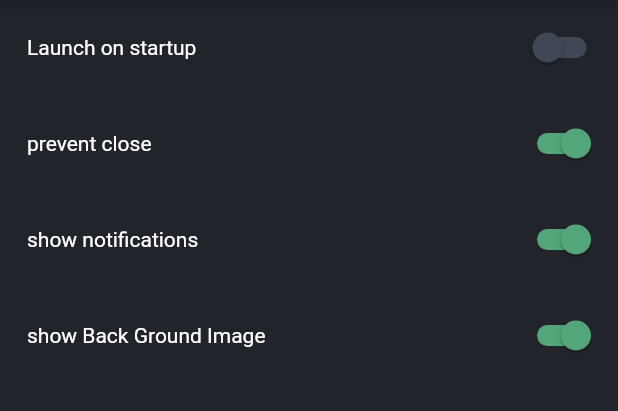
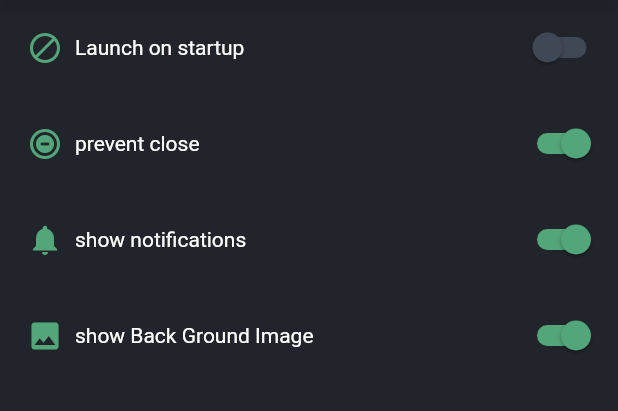
Before and after one commit to netharuM/auto-bell, a Flutter app: the SettingsPage screen opened directly, tab 2 chosen, on a phone screen of 412 x 824 dp, the part 113-524 px from its top. Run offline on Flutter 3.47's test engine with Material 2 defaults, Android fonts, the phone set to English and light mode, and no system bars; our stand-ins replace file_picker, just_audio, shared_preferences, sqflite, sqflite_common_ffi; missing offline and left inert: bitsdojo_window, launch_at_startup, local_notifier, system_tray, window_manager; accounts and stored records are empty; statements that could not run were skipped.

Commit message:
added icons

```diff
--- a/lib/pages/bells_page.dart
+++ b/lib/pages/bells_page.dart
@@ -132,8 +132,8 @@ class _BellPageState extends State<BellPage> {
               builder: (context) => const AddNewBellPage(),
             ),
           ).then((bell) {
-            bell.position = bells.length;
             if (bell != null) {
+              bell.position = bells.length;
               _dbHandler.insertBell(bell).then((bellId) {
                 setState(() {
                   _updateBells();
--- a/lib/pages/settings_page.dart
+++ b/lib/pages/settings_page.dart
@@ -83,29 +83,32 @@ class InfoPage extends StatelessWidget {
               "Links : ",
               style: TextStyle(color: Colors.grey),
             ),
-            TextButton(
+            TextButton.icon(
               onPressed: () async {
                 if (!await launch('https://github.com/netharuM')) {
                   throw 'Could not launch github';
                 }
               },
-              child: const Text('Github'),
+              icon: const Icon(Icons.person),
+              label: const Text('Github'),
             ),
-            TextButton(
+            TextButton.icon(
               onPressed: () async {
                 if (!await launch('https://instagram.com/netharuM')) {
                   throw 'Could not launch instagram';
                 }
               },
-              child: const Text('Instagram'),
+              icon: const Icon(Icons.camera_enhance_rounded),
+              label: const Text('Instagram'),
             ),
-            TextButton(
+            TextButton.icon(
               onPressed: () async {
                 if (!await launch('https://github.com/netharuM/auto-bell')) {
                   throw 'Could not launch Source Code';
                 }
               },
-              child: const Text('Source Code'),
+              icon: const Icon(Icons.code),
+              label: const Text('Source Code'),
             )
           ],
         )
@@ -165,6 +168,9 @@ class _ApplicationSettingsPageState extends State<ApplicationSettingsPage> {
     return Column(
       children: [
         TickOption(
+          icon: _launchOnStartup
+              ? Icons.rocket_launch_rounded
+              : Icons.do_not_disturb_alt_outlined,
           value: _launchOnStartup,
           text: "Launch on startup",
           onChanged: (bool value) {
@@ -176,6 +182,9 @@ class _ApplicationSettingsPageState extends State<ApplicationSettingsPage> {
         ),
         TickOption(
           value: _preventClose,
+          icon: _preventClose
+              ? Icons.do_not_disturb_on_total_silence_rounded
+              : Icons.close,
           text: "prevent close",
           onChanged: (bool value) {
             setState(() {
@@ -185,6 +194,9 @@ class _ApplicationSettingsPageState extends State<ApplicationSettingsPage> {
           },
         ),
         TickOption(
+          icon: _showNotifications
+              ? Icons.notifications
+              : Icons.notifications_off,
           value: _showNotifications,
           text: "show notifications",
           onChanged: (bool value) {
@@ -195,6 +207,7 @@ class _ApplicationSettingsPageState extends State<ApplicationSettingsPage> {
           },
         ),
         TickOption(
+          icon: _showBG ? Icons.image : Icons.image_not_supported,
           value: _showBG,
           text: "show Back Ground Image",
           onChanged: (bool value) {
@@ -212,12 +225,14 @@ class _ApplicationSettingsPageState extends State<ApplicationSettingsPage> {
 class TickOption extends StatelessWidget {
   final bool value;
   final String text;
+  final IconData? icon;
   final void Function(bool) onChanged;
   const TickOption(
       {Key? key,
       required this.value,
       required this.onChanged,
-      required this.text})
+      required this.text,
+      this.icon})
       : super(key: key);
 
   @override
@@ -232,7 +247,18 @@ class TickOption extends StatelessWidget {
             Expanded(
               child: Padding(
                 padding: const EdgeInsets.only(left: 10),
-                child: Text(text),
+                child: Row(
+                  children: [
+                    Visibility(
+                        child: Padding(
+                          padding: const EdgeInsets.only(right: 8.0),
+                          child:
+                              Icon(icon, color: Theme.of(context).primaryColor),
+                        ),
+                        visible: icon != null),
+                    Text(text),
+                  ],
+                ),
               ),
             ),
             Switch(
```
Also changed, not shown: lib/pages/bell_editor.dart (+6 -4 lines), lib/widgets/bell_card.dart (+5 -3 lines).
